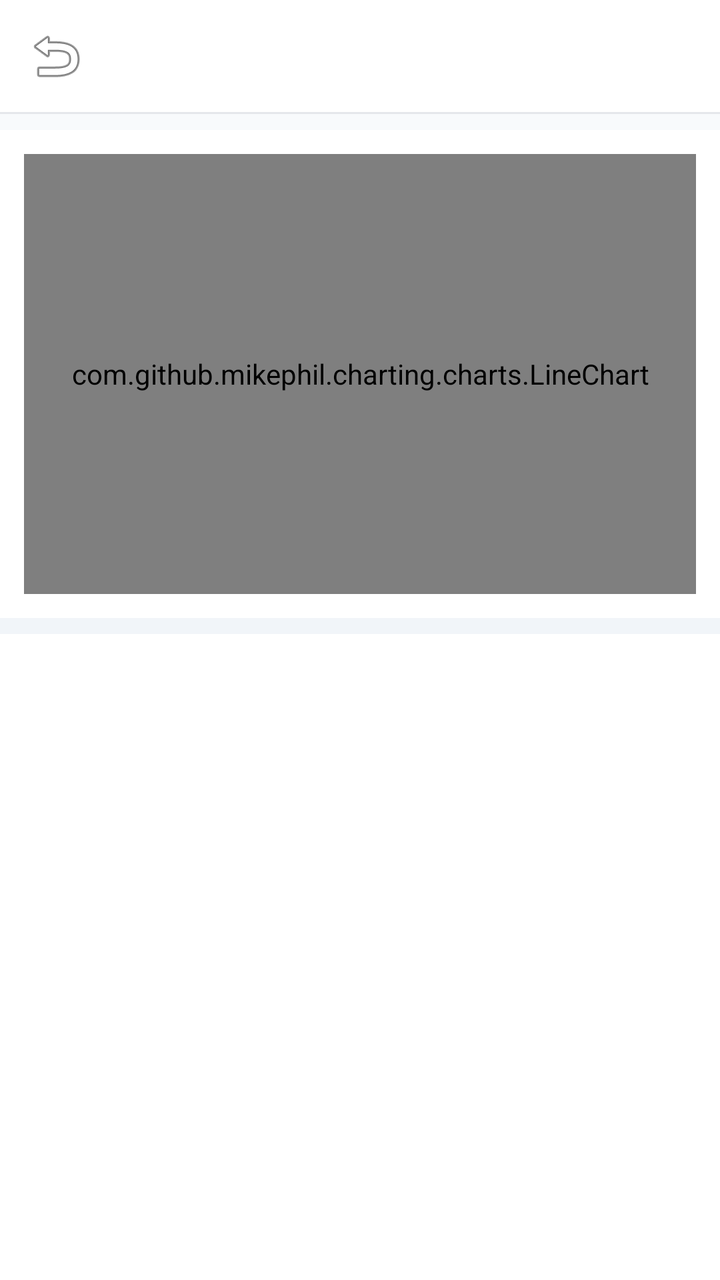
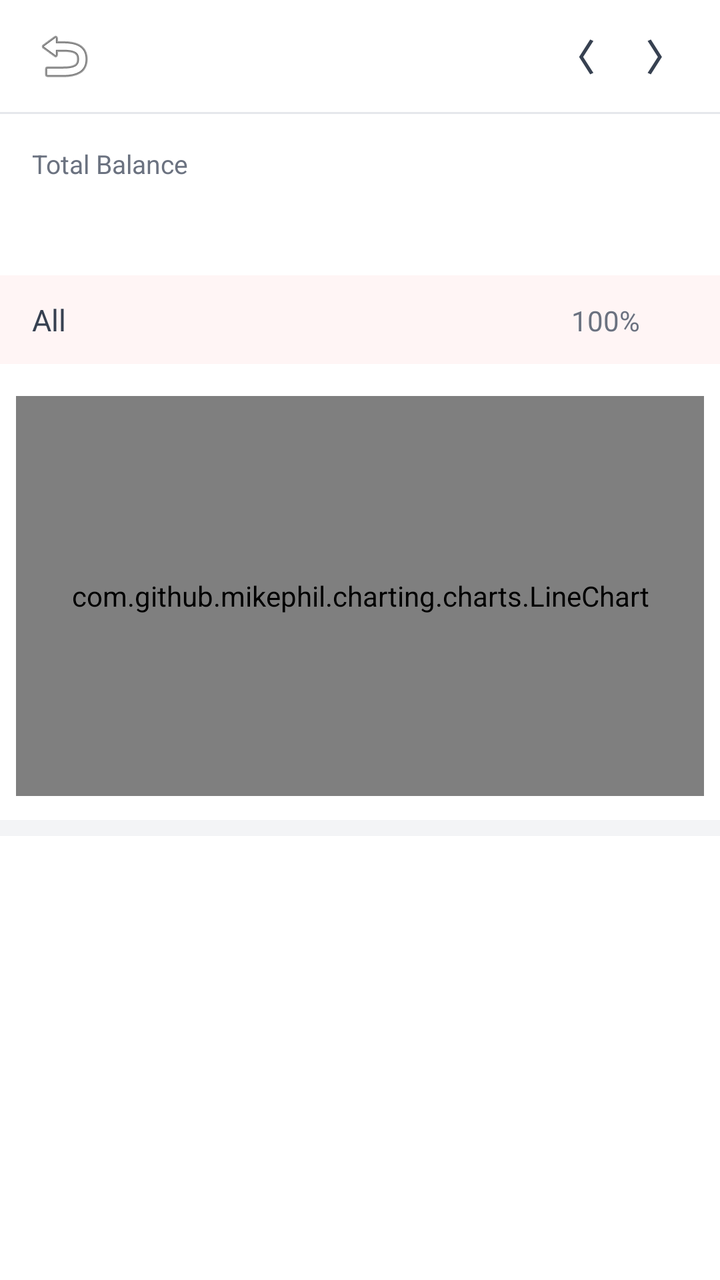

Two renders of the same Android screen: before a commit and after it. Below are the layout's source before the change and the commit's diff.
<!-- AndroidManifest.xml: application theme Theme.ExpenseOS -->
<!-- res/layout/activity_category_stats.xml -->
<?xml version="1.0" encoding="utf-8"?>
<LinearLayout xmlns:android="http://schemas.android.com/apk/res/android"
    android:layout_width="match_parent"
    android:layout_height="match_parent"
    android:orientation="vertical"
    android:background="@android:color/white">

    
    <LinearLayout
        android:layout_width="match_parent"
        android:layout_height="56dp"
        android:gravity="center_vertical"
        android:orientation="horizontal"
        android:paddingHorizontal="8dp">

        <ImageButton
            android:id="@+id/btnCategoryStatsBack"
            android:layout_width="40dp"
            android:layout_height="40dp"
            android:background="?attr/selectableItemBackgroundBorderless"
            android:src="@android:drawable/ic_menu_revert" />

        <TextView
            android:id="@+id/tvCategoryStatsTitle"
            android:layout_width="wrap_content"
            android:layout_height="wrap_content"
            android:textSize="18sp"
            android:textStyle="bold" />
    </LinearLayout>

    <View android:layout_width="match_parent" android:layout_height="1dp" android:background="#E5E7EB" />

    <ScrollView
        android:layout_width="match_parent"
        android:layout_height="0dp"
        android:layout_weight="1">

        <LinearLayout
            android:layout_width="match_parent"
            android:layout_height="wrap_content"
            android:orientation="vertical">

            
            <LinearLayout
                android:id="@+id/llSubcategorySplit"
                android:layout_width="match_parent"
                android:layout_height="wrap_content"
                android:orientation="vertical"
                android:background="#F8FAFC"
                android:paddingVertical="4dp" />

            
            <com.github.mikephil.charting.charts.LineChart
                android:id="@+id/lineCategoryTrend"
                android:layout_width="match_parent"
                android:layout_height="220dp"
                android:layout_margin="12dp" />

            <View android:layout_width="match_parent" android:layout_height="8dp" android:background="#F1F5F9" />

            
            <androidx.recyclerview.widget.RecyclerView
                android:id="@+id/rvCategoryTxns"
                android:layout_width="match_parent"
                android:layout_height="wrap_content"
                android:nestedScrollingEnabled="false" />
        </LinearLayout>
    </ScrollView>
</LinearLayout>
<!-- resources referenced by this layout -->
<resources>
  <style name="Theme.ExpenseOS" parent="Theme.MaterialComponents.Light.NoActionBar">
          <item name="colorPrimary">@color/primary</item>
          <item name="colorPrimaryDark">@color/primary_dark</item>
          <item name="colorAccent">@color/primary</item>
          <item name="android:windowBackground">@color/bg</item>
          <item name="android:fontFamily">sans-serif</item>
          <item name="android:statusBarColor">@color/primary_dark</item>
      </style>
  <color name="primary">#2563EB</color>
  <color name="primary_dark">#1D4ED8</color>
  <color name="bg">#F8FAFC</color>
</resources>

<!-- the commit's change to res/layout/activity_category_stats.xml (unified diff, before → after) -->
@@ -2,8 +2,8 @@
 <LinearLayout xmlns:android="http://schemas.android.com/apk/res/android"
     android:layout_width="match_parent"
     android:layout_height="match_parent"
-    android:orientation="vertical"
-    android:background="@android:color/white">
+    android:background="#FFFFFF"
+    android:orientation="vertical">
 
     
     <LinearLayout
@@ -11,7 +11,7 @@
         android:layout_height="56dp"
         android:gravity="center_vertical"
         android:orientation="horizontal"
-        android:paddingHorizontal="8dp">
+        android:paddingHorizontal="12dp">
 
         <ImageButton
             android:id="@+id/btnCategoryStatsBack"
@@ -22,18 +22,62 @@
 
         <TextView
             android:id="@+id/tvCategoryStatsTitle"
+            android:layout_width="0dp"
+            android:layout_height="wrap_content"
+            android:layout_weight="1"
+            android:paddingStart="8dp"
+            android:textColor="#111827"
+            android:textSize="18sp"
+            android:textStyle="bold" />
+
+        
+        <LinearLayout
             android:layout_width="wrap_content"
             android:layout_height="wrap_content"
-            android:textSize="18sp"
-            android:textStyle="bold" />
+            android:gravity="center_vertical"
+            android:orientation="horizontal">
+
+            <TextView
+                android:id="@+id/btnPrevMonth"
+                android:layout_width="32dp"
+                android:layout_height="32dp"
+                android:background="?attr/selectableItemBackgroundBorderless"
+                android:gravity="center"
+                android:text="〈"
+                android:textColor="#374151"
+                android:textSize="18sp"
+                android:textStyle="bold" />
+
+            <TextView
+                android:id="@+id/tvMonthYearHeader"
+                android:layout_width="wrap_content"
+                android:layout_height="wrap_content"
+                android:paddingHorizontal="6dp"
+                android:textColor="#111827"
+                android:textSize="15sp"
+                android:textStyle="bold" />
+
+            <TextView
+                android:id="@+id/btnNextMonth"
+                android:layout_width="32dp"
+                android:layout_height="32dp"
+                android:background="?attr/selectableItemBackgroundBorderless"
+                android:gravity="center"
+                android:text="〉"
+                android:textColor="#374151"
+                android:textSize="18sp"
+                android:textStyle="bold" />
+        </LinearLayout>
     </LinearLayout>
 
-    <View android:layout_width="match_parent" android:layout_height="1dp" android:background="#E5E7EB" />
+    <View
+        android:layout_width="match_parent"
+        android:layout_height="1dp"
+        android:background="#E5E7EB" />
 
-    <ScrollView
+    <androidx.core.widget.NestedScrollView
         android:layout_width="match_parent"
-        android:layout_height="0dp"
-        android:layout_weight="1">
+        android:layout_height="match_parent">
 
         <LinearLayout
             android:layout_width="match_parent"
@@ -42,21 +86,91 @@
 
             
             <LinearLayout
-                android:id="@+id/llSubcategorySplit"
                 android:layout_width="match_parent"
                 android:layout_height="wrap_content"
                 android:orientation="vertical"
-                android:background="#F8FAFC"
-                android:paddingVertical="4dp" />
+                android:paddingHorizontal="16dp"
+                android:paddingTop="16dp"
+                android:paddingBottom="8dp">
+
+                <TextView
+                    android:layout_width="wrap_content"
+                    android:layout_height="wrap_content"
+                    android:text="Total Balance"
+                    android:textColor="#6B7280"
+                    android:textSize="13sp" />
+
+                <TextView
+                    android:id="@+id/tvTotalBalance"
+                    android:layout_width="wrap_content"
+                    android:layout_height="wrap_content"
+                    android:layout_marginTop="4dp"
+                    android:textColor="#111827"
+                    android:textSize="26sp"
+                    android:textStyle="bold" />
+            </LinearLayout>
+
+            
+            <LinearLayout
+                android:id="@+id/llSubcategorySection"
+                android:layout_width="match_parent"
+                android:layout_height="wrap_content"
+                android:orientation="vertical">
+
+                
+                <LinearLayout
+                    android:layout_width="match_parent"
+                    android:layout_height="wrap_content"
+                    android:background="#FFF5F5"
+                    android:orientation="horizontal"
+                    android:paddingHorizontal="16dp"
+                    android:paddingVertical="12dp">
+
+                    <TextView
+                        android:layout_width="0dp"
+                        android:layout_height="wrap_content"
+                        android:layout_weight="1"
+                        android:text="All"
+                        android:textColor="#374151"
+                        android:textSize="15sp" />
+
+                    <TextView
+                        android:layout_width="wrap_content"
+                        android:layout_height="wrap_content"
+                        android:paddingEnd="24dp"
+                        android:text="100%"
+                        android:textColor="#6B7280"
+                        android:textSize="14sp" />
+
+                    <TextView
+                        android:id="@+id/tvAllAmount"
+                        android:layout_width="wrap_content"
+                        android:layout_height="wrap_content"
+                        android:textColor="#111827"
+                        android:textSize="15sp"
+                        android:textStyle="bold" />
+                </LinearLayout>
+
+                <androidx.recyclerview.widget.RecyclerView
+                    android:id="@+id/rvSubCategorySplit"
+                    android:layout_width="match_parent"
+                    android:layout_height="wrap_content"
+                    android:nestedScrollingEnabled="false" />
+            </LinearLayout>
 
             
             <com.github.mikephil.charting.charts.LineChart
                 android:id="@+id/lineCategoryTrend"
                 android:layout_width="match_parent"
-                android:layout_height="220dp"
-                android:layout_margin="12dp" />
+                android:layout_height="200dp"
+                android:layout_marginHorizontal="8dp"
+                android:layout_marginTop="16dp"
+                android:layout_marginBottom="12dp" />
 
-            <View android:layout_width="match_parent" android:layout_height="8dp" android:background="#F1F5F9" />
+            <View
+                android:layout_width="match_parent"
+                android:layout_height="8dp"
+                android:background="#F3F4F6" />
 
             
             <androidx.recyclerview.widget.RecyclerView
@@ -64,6 +178,7 @@
                 android:layout_width="match_parent"
                 android:layout_height="wrap_content"
                 android:nestedScrollingEnabled="false" />
+
         </LinearLayout>
-    </ScrollView>
+    </androidx.core.widget.NestedScrollView>
 </LinearLayout>
